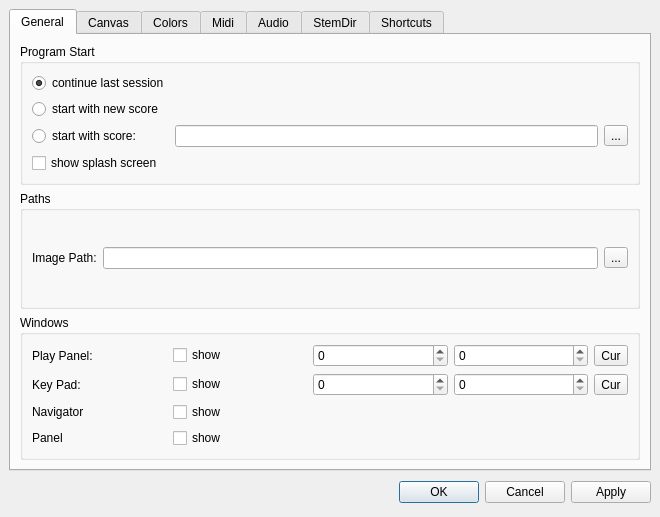
This is mscore/mscore/prefsdialog.ui in musescore/musescore-old as Qt 5 draws it before an edit. The edited form follows.
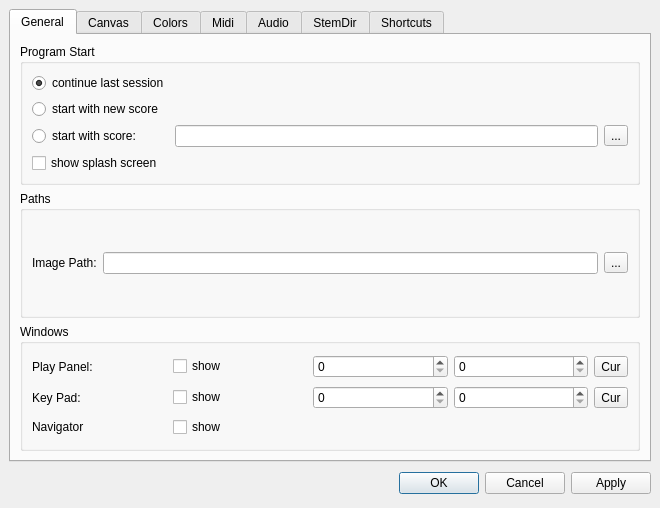
This is the edited form. The open tabs and pages were chosen to show the change. Icons and pictures are not drawn. Custom widgets are drawn as their Qt base class.

The edit to the form file:
```diff
--- a/mscore/mscore/prefsdialog.ui
+++ b/mscore/mscore/prefsdialog.ui
@@ -6,7 +6,7 @@
     <x>0</x>
     <y>0</y>
     <width>660</width>
-    <height>517</height>
+    <height>508</height>
    </rect>
   </property>
   <property name="windowTitle" >
@@ -297,20 +297,6 @@
             </property>
            </widget>
           </item>
-          <item row="3" column="0" >
-           <widget class="QLabel" name="label_8" >
-            <property name="text" >
-             <string>Panel</string>
-            </property>
-           </widget>
-          </item>
-          <item row="3" column="1" >
-           <widget class="QCheckBox" name="panelShow" >
-            <property name="text" >
-             <string>show</string>
-            </property>
-           </widget>
-          </item>
          </layout>
         </widget>
        </item>
```
Left out of the diff: 2 changed lines with no effect on the pictures.
